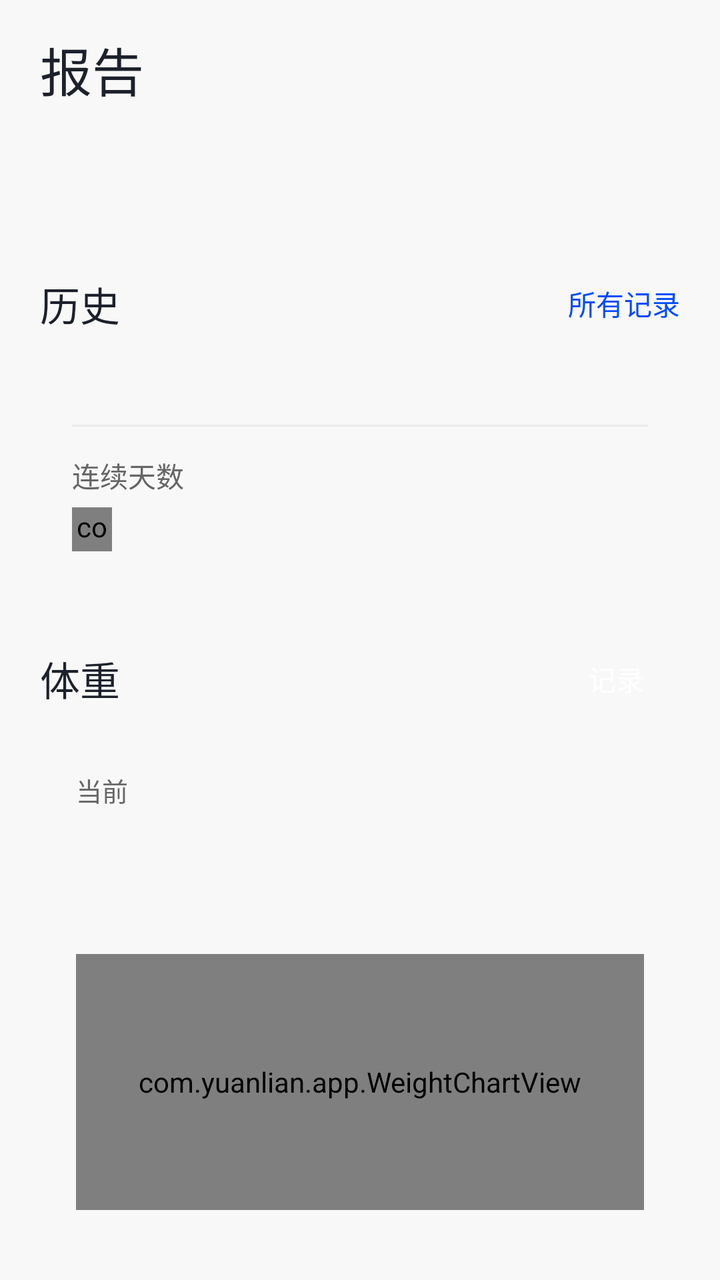
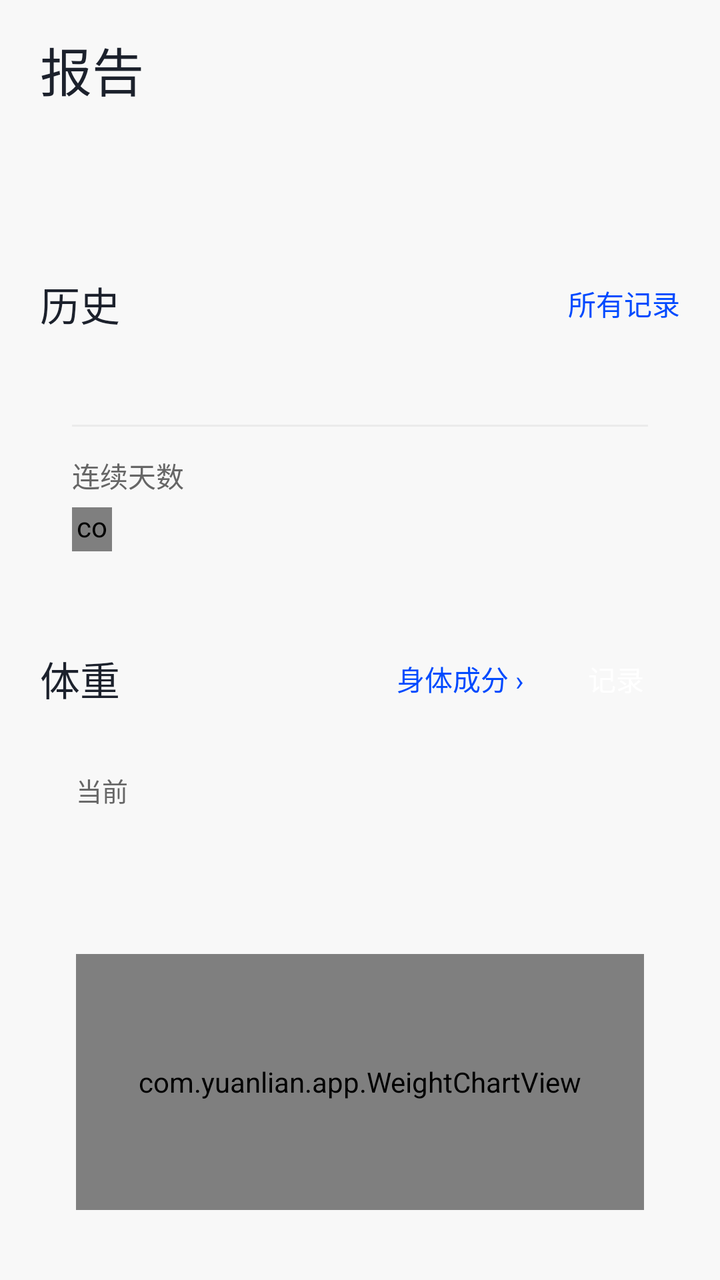

Before-and-after screenshots of an Android layout around one commit, followed by the original layout XML and the change that was made.
<!-- AndroidManifest.xml: application theme AppTheme -->
<!-- res/layout/activity_report.xml -->
<?xml version="1.0" encoding="utf-8"?>
<LinearLayout xmlns:android="http://schemas.android.com/apk/res/android"
    android:id="@+id/root"
    android:layout_width="match_parent"
    android:layout_height="match_parent"
    android:background="@color/bg"
    android:orientation="vertical">

    <ScrollView
        android:layout_width="match_parent"
        android:layout_height="0dp"
        android:layout_weight="1"
        android:clipToPadding="false"
        android:fillViewport="true"
        android:scrollbars="none">

        <LinearLayout
            android:layout_width="match_parent"
            android:layout_height="wrap_content"
            android:orientation="vertical"
            android:paddingLeft="20dp"
            android:paddingTop="16dp"
            android:paddingRight="20dp"
            android:paddingBottom="28dp">

            <TextView
                android:id="@+id/tv_title"
                android:layout_width="match_parent"
                android:layout_height="wrap_content"
                android:includeFontPadding="false"
                android:text="报告"
                android:textColor="@color/ink"
                android:textSize="26sp" />

            <LinearLayout
                android:id="@+id/stat_card"
                android:layout_width="match_parent"
                android:layout_height="wrap_content"
                android:layout_marginTop="18dp"
                android:orientation="horizontal"
                android:paddingTop="22dp"
                android:paddingBottom="20dp">

                <LinearLayout
                    android:id="@+id/stat_col_1"
                    android:layout_width="0dp"
                    android:layout_height="wrap_content"
                    android:layout_weight="1"
                    android:gravity="center"
                    android:orientation="vertical" />

                <LinearLayout
                    android:id="@+id/stat_col_2"
                    android:layout_width="0dp"
                    android:layout_height="wrap_content"
                    android:layout_weight="1"
                    android:gravity="center"
                    android:orientation="vertical" />

                <LinearLayout
                    android:id="@+id/stat_col_3"
                    android:layout_width="0dp"
                    android:layout_height="wrap_content"
                    android:layout_weight="1"
                    android:gravity="center"
                    android:orientation="vertical" />
            </LinearLayout>

            <LinearLayout
                android:layout_width="match_parent"
                android:layout_height="wrap_content"
                android:layout_marginTop="24dp"
                android:gravity="center_vertical"
                android:orientation="horizontal">

                <TextView
                    android:layout_width="0dp"
                    android:layout_height="wrap_content"
                    android:layout_weight="1"
                    android:includeFontPadding="false"
                    android:text="历史"
                    android:textColor="@color/ink"
                    android:textSize="20sp" />

                <TextView
                    android:id="@+id/btn_all_records"
                    android:layout_width="wrap_content"
                    android:layout_height="wrap_content"
                    android:paddingLeft="10dp"
                    android:paddingTop="4dp"
                    android:paddingBottom="4dp"
                    android:text="所有记录"
                    android:textColor="@color/accent"
                    android:textSize="14sp" />
            </LinearLayout>

            <LinearLayout
                android:id="@+id/history_card"
                android:layout_width="match_parent"
                android:layout_height="wrap_content"
                android:layout_marginTop="12dp"
                android:orientation="vertical"
                android:paddingLeft="16dp"
                android:paddingTop="18dp"
                android:paddingRight="16dp"
                android:paddingBottom="18dp">

                <LinearLayout
                    android:id="@+id/week_strip"
                    android:layout_width="match_parent"
                    android:layout_height="wrap_content"
                    android:orientation="horizontal" />

                <View
                    android:layout_width="match_parent"
                    android:layout_height="1dp"
                    android:layout_marginTop="16dp"
                    android:background="@color/line" />

                <TextView
                    android:layout_width="wrap_content"
                    android:layout_height="wrap_content"
                    android:layout_marginTop="14dp"
                    android:text="连续天数"
                    android:textColor="@color/ink_muted"
                    android:textSize="14sp" />

                <LinearLayout
                    android:layout_width="wrap_content"
                    android:layout_height="wrap_content"
                    android:layout_marginTop="2dp"
                    android:gravity="center_vertical"
                    android:orientation="horizontal">

                    <com.yuanlian.app.IconView
                        android:id="@+id/icon_flame"
                        android:layout_width="20dp"
                        android:layout_height="22dp" />

                    <TextView
                        android:id="@+id/tv_streak"
                        android:layout_width="wrap_content"
                        android:layout_height="wrap_content"
                        android:layout_marginLeft="8dp"
                        android:includeFontPadding="false"
                        android:textColor="@color/ink"
                        android:textSize="25sp" />
                </LinearLayout>
            </LinearLayout>

            <LinearLayout
                android:layout_width="match_parent"
                android:layout_height="wrap_content"
                android:layout_marginTop="24dp"
                android:gravity="center_vertical"
                android:orientation="horizontal">

                <TextView
                    android:layout_width="0dp"
                    android:layout_height="wrap_content"
                    android:layout_weight="1"
                    android:includeFontPadding="false"
                    android:text="体重"
                    android:textColor="@color/ink"
                    android:textSize="20sp" />

                <TextView
                    android:id="@+id/btn_weight_log"
                    android:layout_width="wrap_content"
                    android:layout_height="36dp"
                    android:gravity="center"
                    android:paddingLeft="18dp"
                    android:paddingRight="18dp"
                    android:text="记录"
                    android:textColor="@color/white"
                    android:textSize="14sp" />
            </LinearLayout>

            <LinearLayout
                android:id="@+id/weight_card"
                android:layout_width="match_parent"
                android:layout_height="wrap_content"
                android:layout_marginTop="12dp"
                android:orientation="vertical"
                android:paddingLeft="18dp"
                android:paddingTop="16dp"
                android:paddingRight="18dp"
                android:paddingBottom="14dp">

                <LinearLayout
                    android:layout_width="match_parent"
                    android:layout_height="wrap_content"
                    android:orientation="horizontal">

                    <LinearLayout
                        android:layout_width="0dp"
                        android:layout_height="wrap_content"
                        android:layout_weight="1"
                        android:orientation="vertical">

                        <TextView
                            android:layout_width="wrap_content"
                            android:layout_height="wrap_content"
                            android:text="当前"
                            android:textColor="@color/ink_muted"
                            android:textSize="13sp" />

                        <TextView
                            android:id="@+id/tv_weight"
                            android:layout_width="wrap_content"
                            android:layout_height="wrap_content"
                            android:layout_marginTop="3dp"
                            android:includeFontPadding="false"
                            android:textColor="@color/ink"
                            android:textSize="29sp" />
                    </LinearLayout>

                    <LinearLayout
                        android:layout_width="wrap_content"
                        android:layout_height="wrap_content"
                        android:orientation="vertical">

                        <TextView
                            android:id="@+id/tv_weight_max"
                            android:layout_width="wrap_content"
                            android:layout_height="wrap_content"
                            android:textColor="@color/ink_muted"
                            android:textSize="13sp" />

                        <TextView
                            android:id="@+id/tv_weight_min"
                            android:layout_width="wrap_content"
                            android:layout_height="wrap_content"
                            android:layout_marginTop="5dp"
                            android:textColor="@color/ink_muted"
                            android:textSize="13sp" />
                    </LinearLayout>
                </LinearLayout>

                <TextView
                    android:id="@+id/tv_bmi"
                    android:layout_width="match_parent"
                    android:layout_height="wrap_content"
                    android:layout_marginTop="9dp"
                    android:lineSpacingExtra="3dp"
                    android:textColor="@color/ink_soft"
                    android:textSize="12sp" />

                <com.yuanlian.app.WeightChartView
                    android:id="@+id/weight_chart"
                    android:layout_width="match_parent"
                    android:layout_height="128dp"
                    android:layout_marginTop="10dp" />
            </LinearLayout>

            <LinearLayout
                android:layout_width="match_parent"
                android:layout_height="wrap_content"
                android:layout_marginTop="24dp"
                android:gravity="center_vertical"
                android:orientation="horizontal">

                <TextView
                    android:layout_width="0dp"
                    android:layout_height="wrap_content"
                    android:layout_weight="1"
                    android:includeFontPadding="false"
                    android:text="手动补记"
                    android:textColor="@color/ink"
                    android:textSize="20sp" />

                <TextView
                    android:id="@+id/btn_log"
                    android:layout_width="wrap_content"
                    android:layout_height="36dp"
                    android:paddingLeft="18dp"
                    android:paddingRight="18dp"
                    android:gravity="center"
                    android:text="补记"
                    android:textColor="@color/white"
                    android:textSize="14sp" />
            </LinearLayout>

            <LinearLayout
                android:id="@+id/volume_card"
                android:layout_width="match_parent"
                android:layout_height="wrap_content"
                android:layout_marginTop="12dp"
                android:orientation="vertical"
                android:paddingLeft="18dp"
                android:paddingTop="18dp"
                android:paddingRight="18dp"
                android:paddingBottom="14dp">

                <LinearLayout
                    android:layout_width="match_parent"
                    android:layout_height="wrap_content"
                    android:orientation="horizontal">

                    <LinearLayout
                        android:layout_width="0dp"
                        android:layout_height="wrap_content"
                        android:layout_weight="1"
                        android:orientation="vertical">

                        <TextView
                            android:layout_width="wrap_content"
                            android:layout_height="wrap_content"
                            android:text="本周累计"
                            android:textColor="@color/ink_muted"
                            android:textSize="13sp" />

                        <TextView
                            android:id="@+id/tv_total"
                            android:layout_width="wrap_content"
                            android:layout_height="wrap_content"
                            android:layout_marginTop="4dp"
                            android:includeFontPadding="false"
                            android:textColor="@color/ink"
                            android:textSize="29sp" />
                    </LinearLayout>

                    <LinearLayout
                        android:layout_width="wrap_content"
                        android:layout_height="wrap_content"
                        android:orientation="vertical">

                        <TextView
                            android:id="@+id/tv_avg"
                            android:layout_width="wrap_content"
                            android:layout_height="wrap_content"
                            android:textColor="@color/ink_muted"
                            android:textSize="13sp" />

                        <TextView
                            android:id="@+id/tv_max"
                            android:layout_width="wrap_content"
                            android:layout_height="wrap_content"
                            android:layout_marginTop="5dp"
                            android:textColor="@color/ink_muted"
                            android:textSize="13sp" />
                    </LinearLayout>
                </LinearLayout>

                <com.yuanlian.app.QuickChartView
                    android:id="@+id/chart"
                    android:layout_width="match_parent"
                    android:layout_height="168dp"
                    android:layout_marginTop="10dp" />

                <LinearLayout
                    android:id="@+id/chart_labels"
                    android:layout_width="match_parent"
                    android:layout_height="wrap_content"
                    android:orientation="horizontal" />
            </LinearLayout>

        </LinearLayout>
    </ScrollView>

    <FrameLayout
        android:id="@+id/nav_holder"
        android:layout_width="match_parent"
        android:layout_height="wrap_content" />

</LinearLayout>
<!-- resources referenced by this layout -->
<resources>
  <color name="accent">#004AFF</color>
  <color name="bg">#F8F8F8</color>
  <color name="ink">#1C212C</color>
  <color name="ink_muted">#666666</color>
  <color name="ink_soft">#888888</color>
  <color name="line">#EBEBEB</color>
  <color name="white">#FFFFFF</color>
  <style name="AppTheme" parent="@android:style/Theme.Material.Light.NoActionBar">
          <item name="android:windowBackground">#F8F8F8</item>
          <item name="android:statusBarColor">#F8F8F8</item>
          <item name="android:navigationBarColor">#F8F8F8</item>
          <item name="android:windowLightStatusBar">true</item>
          <item name="android:colorAccent">#004AFF</item>
      </style>
</resources>

<!-- the commit's change to res/layout/activity_report.xml (unified diff, before → after) -->
@@ -165,6 +165,17 @@
                     android:textSize="20sp" />
 
                 <TextView
+                    android:id="@+id/btn_body_comp"
+                    android:layout_width="wrap_content"
+                    android:layout_height="36dp"
+                    android:gravity="center"
+                    android:paddingLeft="12dp"
+                    android:paddingRight="14dp"
+                    android:text="身体成分 ›"
+                    android:textColor="@color/accent"
+                    android:textSize="14sp" />
+
+                <TextView
                     android:id="@+id/btn_weight_log"
                     android:layout_width="wrap_content"
                     android:layout_height="36dp"
